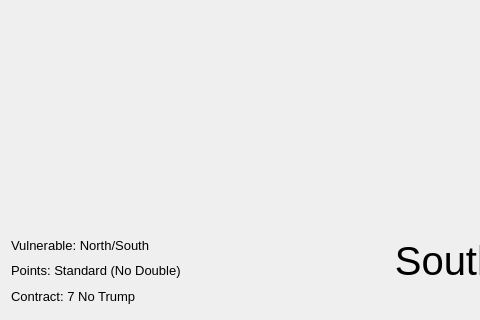
Before: the Qt Designer form Qt_Project/gamescreen.ui in Paulkie99/RubberContractBridge, drawn with Qt 5; both pictures show x 0 to 480 and y 576 to 896 of the 1165 by 896 pixel window.
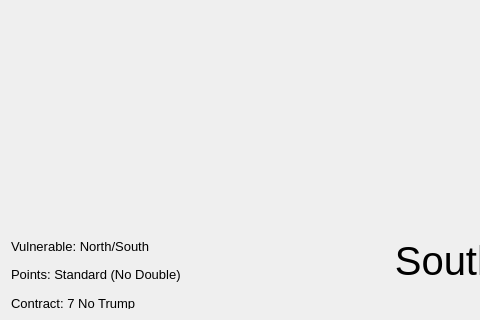
After: the same form once the commit is applied. The open tabs and pages were chosen to show the change.

```diff
--- a/Qt_Project/gamescreen.ui
+++ b/Qt_Project/gamescreen.ui
@@ -1166,13 +1166,13 @@
         <string>Abandon match</string>
        </property>
       </widget>
-      <widget class="QWidget" name="">
+      <widget class="QWidget" name="layoutWidget">
        <property name="geometry">
         <rect>
          <x>0</x>
          <y>800</y>
          <width>220</width>
-         <height>71</height>
+         <height>79</height>
         </rect>
        </property>
        <layout class="QVBoxLayout" name="verticalLayout_2">
```
